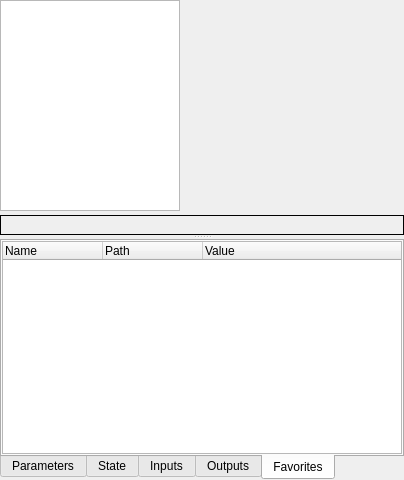
Above: GUI/Qt/UComponentsListWidgetModern.ui from aicommunity/Rdk before the change. Below: the same form after it.
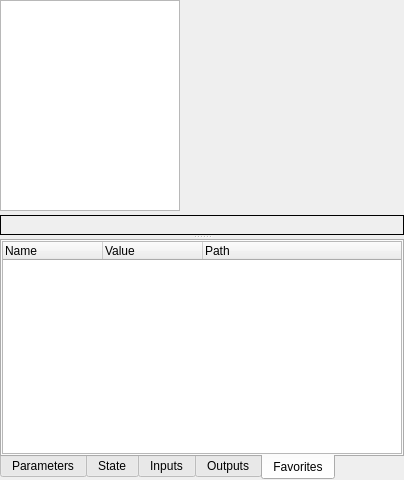
That is the form after the change. The open tabs and pages were chosen to show the change.

Commit message:
feat(gui): structure Favorites with groups and dynamic tab
Group favorites by Parameter/Output/Input/State, show Name|Value|Path,
and only expose the Favorites tab when entries exist (leftmost, default
on component change). Decouple property fill and tab API from tab indices.

```diff
--- a/GUI/Qt/UComponentsListWidgetModern.ui
+++ b/GUI/Qt/UComponentsListWidgetModern.ui
@@ -331,12 +331,12 @@
              </column>
              <column>
               <property name="text">
-               <string>Path</string>
+               <string>Value</string>
               </property>
              </column>
              <column>
               <property name="text">
-               <string>Value</string>
+               <string>Path</string>
               </property>
              </column>
             </widget>
```
The commit also changes 2 other files.
